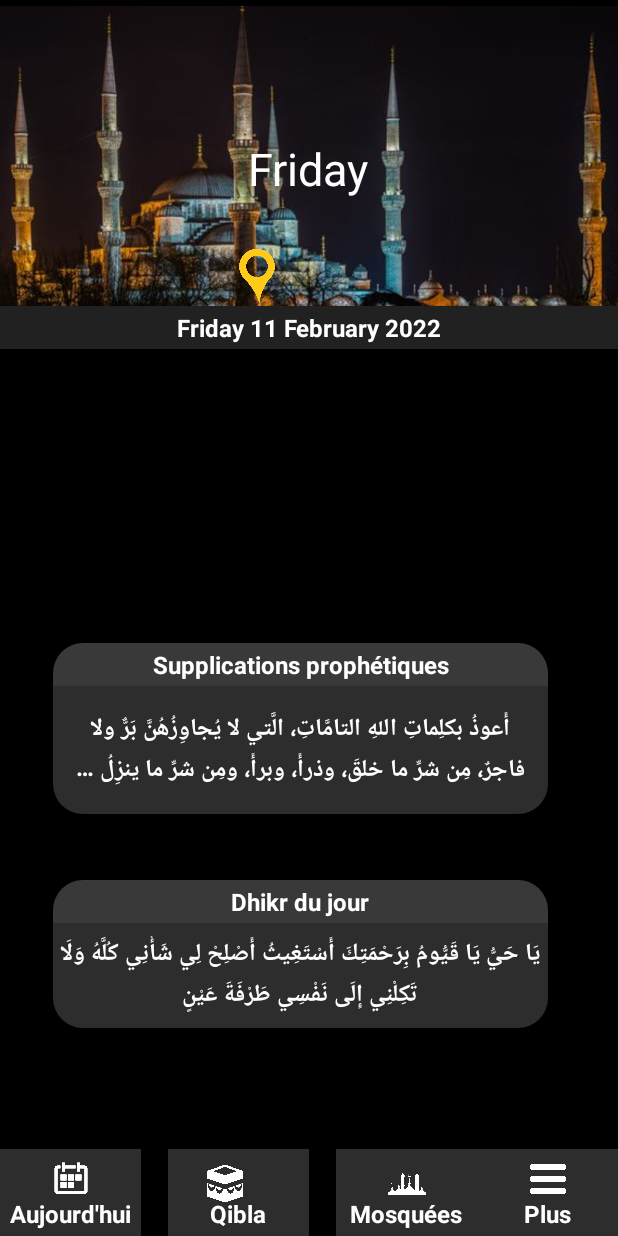
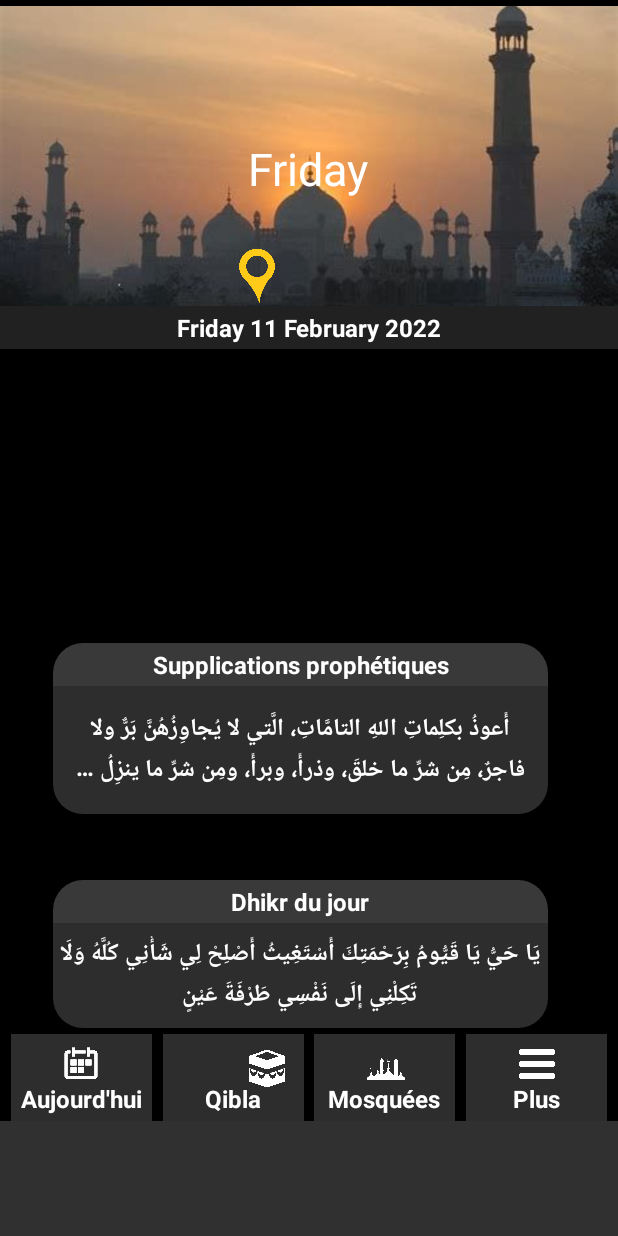
Before and after one commit to darken11/EpfcChucknorris, an Android app: the screen it shows after launch (MainFirstActivity), on a phone screen of 412 x 824 dp. Run offline under Robolectric (Android 15) with nearby library versions, the phone set to English and light mode, and no system bars.

Commit message:
add images and date

```diff
--- a/MyRdaApplication/app/build.gradle
+++ b/MyRdaApplication/app/build.gradle
@@ -37,6 +37,7 @@ dependencies {
     implementation 'androidx.appcompat:appcompat:1.4.1'
     implementation 'com.google.android.material:material:1.5.0'
     implementation 'androidx.constraintlayout:constraintlayout:2.1.3'
+    implementation'com.android.support.constraint:constraint-layout:1.0.2'
     testImplementation 'junit:junit:4.+'
     androidTestImplementation 'androidx.test.ext:junit:1.1.3'
     androidTestImplementation 'androidx.test.espresso:espresso-core:3.4.0'
--- a/MyRdaApplication/app/src/main/java/eu/epfc/myrdaapplication/MainFirstActivity.kt
+++ b/MyRdaApplication/app/src/main/java/eu/epfc/myrdaapplication/MainFirstActivity.kt
@@ -10,11 +10,12 @@ import android.net.Uri
 import android.os.Bundle
 import android.view.View
 import android.widget.ImageView
+import android.widget.ScrollView
 import android.widget.TextView
 import androidx.appcompat.app.AppCompatActivity
+import androidx.constraintlayout.widget.ConstraintLayout
 import androidx.core.app.ActivityCompat
 import androidx.core.content.ContextCompat
-
 import org.json.JSONObject
 import java.lang.ref.WeakReference
 import java.text.SimpleDateFormat
@@ -26,24 +27,38 @@ import kotlin.random.Random
 
 class MainFirstActivity : AppCompatActivity(), LocationListener {
     lateinit var fillerPhrases: List<String>
-    lateinit var generateDhikr: String
+    lateinit var prayForPhrases: List<String>
+
     lateinit var dhikrBody: TextView
-    lateinit var prayForPhrases: List<String>
-    lateinit var generatePrayFor: String
     lateinit var prayOfBody: TextView
     lateinit var btnToday: TextView
     lateinit var btnQibla: TextView
     lateinit var btnPoints: TextView
     lateinit var btnMosque: TextView
     lateinit var texteVImage: TextView
+    lateinit var labelDate: TextView
+    lateinit var localisationText: TextView
+
     lateinit var currentDate: String
-    lateinit var labelDate: TextView
+    lateinit var generatePrayFor: String
+    lateinit var generateDhikr: String
+
+    lateinit var  imageMore: ImageView
+    lateinit var imageQibla: ImageView
+    lateinit var imageMosque: ImageView
+    lateinit var imageCalendar: ImageView
+    lateinit var dhikrId:ImageView
+
     var lon: Double = 0.0
     var lat: Double = 0.0
+
+    lateinit var scroll_wrapper: ScrollView
+   lateinit var progress:ConstraintLayout
     private lateinit var locationManager: LocationManager
     private lateinit var tvGpsLocation: String
     private val locationPermissionCode = 2
-    lateinit var localisationText: TextView
+
+    lateinit var context: Context
 
     val dateFormatter: DateTimeFormatter = DateTimeFormatter.ofPattern("dd-MM-uuuu")
     override fun onCreate(savedInstanceState: Bundle?) {
@@ -51,19 +66,19 @@ class MainFirstActivity : AppCompatActivity(), LocationListener {
         //set by default the Orientation to Portrait screen and don't lets user change it with rotate
         requestedOrientation = ActivityInfo.SCREEN_ORIENTATION_PORTRAIT;
         setContentView(R.layout.activity_first_main)
-        val context: Context = this
+        context = this
 
-        val imageMore: ImageView = findViewById(R.id.imageMore)
+        imageMore = findViewById(R.id.imageMore)
         btnPoints = findViewById(R.id.btn_points)
         btnPoints.setBackgroundColor(ContextCompat.getColor(context, R.color.gris))
-        val imageQibla: ImageView = findViewById(R.id.imageQibla)
+        imageQibla = findViewById(R.id.imageQibla)
         btnQibla = findViewById(R.id.btn_qibla)
         btnQibla.setBackgroundColor(ContextCompat.getColor(context, R.color.gris))
-        val imageMosque: ImageView = findViewById(R.id.imageMosque)
+        imageMosque = findViewById(R.id.imageMosque)
         btnMosque = findViewById(R.id.btn_mosque)
         btnMosque.setBackgroundColor(ContextCompat.getColor(context, R.color.gris))
 
-        val imageCalendar: ImageView = findViewById(R.id.imageCalendar)
+        imageCalendar = findViewById(R.id.imageCalendar)
         btnToday = findViewById(R.id.btn_today)
         btnToday.setBackgroundColor(ContextCompat.getColor(context, R.color.gris))
 
@@ -172,6 +187,11 @@ class MainFirstActivity : AppCompatActivity(), LocationListener {
         //normal date
         currentDate =
             java.text.SimpleDateFormat("EEEE dd MMMM yyyy", Locale.getDefault()).format(Date())
+        //get current time
+        val simpleDateFormat = SimpleDateFormat("HH:mm:ss z")
+        val currentDateAndTime: String = simpleDateFormat.format(Date())
+
+
         val dayOfWeek: String = SimpleDateFormat("EEEE", Locale.getDefault()).format(Date())
 
         labelDate.text = currentDate
@@ -183,11 +203,33 @@ class MainFirstActivity : AppCompatActivity(), LocationListener {
         btnMosque.setOnClickListener {
             showMap()
         }
+        scroll_wrapper=findViewById(R.id.scroll_wrapper)
+        //this function is for to apply scrollY for the element scroll_wrapper
+        scroll_wrapper.setOnScrollChangeListener { v, scrollX, scrollY, oldScrollX, oldScrollY ->
+           scroll_wrapper.getChildAt(0).height-scroll_wrapper.height
+
+        }
+        val planetImageName = "sunset_one"
+
+        // the file names are always lower case
+
+        // get the resource ID of the image file from its name
+        var resourceId = resources.getIdentifier(planetImageName, "drawable",
+            packageName)
+        // if there is no image for that planet
+        if (resourceId == 0) {
+            // get the resource from the generic_planet image
+            resourceId = resources.getIdentifier("midday_five", "drawable",
+                packageName)
+        }
+        dhikrId=findViewById(R.id.dhikrId)
+        dhikrId.setImageResource(resourceId)
 
     }
 
 
     private fun getLocation() {
+
         locationManager = getSystemService(Context.LOCATION_SERVICE) as LocationManager
         if ((ContextCompat.checkSelfPermission(
                 this,
@@ -366,5 +408,9 @@ class MainFirstActivity : AppCompatActivity(), LocationListener {
 
     }
 
+    override fun onProviderEnabled(provider: String) {}
 
+    override fun onProviderDisabled(provider: String) {}
+
+    override fun onStatusChanged(provider: String?, status: Int, extras: Bundle?) {}
 }
--- a/MyRdaApplication/app/src/main/res/layout/activity_first_main.xml
+++ b/MyRdaApplication/app/src/main/res/layout/activity_first_main.xml
@@ -1,13 +1,22 @@
 <?xml version="1.0" encoding="utf-8"?>
-<androidx.constraintlayout.widget.ConstraintLayout xmlns:android="http://schemas.android.com/apk/res/android"
+<ScrollView xmlns:android="http://schemas.android.com/apk/res/android"
     xmlns:app="http://schemas.android.com/apk/res-auto"
     xmlns:tools="http://schemas.android.com/tools"
+
+    android:layout_width="match_parent"
+    android:layout_height="match_parent"
+    android:id="@+id/scroll_wrapper"
+    android:scrollbarSize="2dp"
+    tools:ignore="UselessParent"
+    tools:context=".MainFirstActivity">
+
+    <androidx.constraintlayout.widget.ConstraintLayout
         android:id="@+id/main_misbahati"
         android:layout_width="match_parent"
-    android:layout_height="match_parent"
+        android:layout_height="wrap_content"
+        android:orientation="vertical"
         android:background="@color/black"
-    android:orientation="vertical">
-
+>
 
     <ImageView
         android:id="@+id/dhikrId"
@@ -16,7 +25,7 @@
         android:layout_marginTop="4dp"
         android:contentDescription="@string/todo"
         android:scaleType="centerCrop"
-        android:src="@drawable/image_mosq"
+        android:src="@drawable/midday_four"
         app:layout_constraintEnd_toEndOf="parent"
         app:layout_constraintHorizontal_bias="0.0"
         app:layout_constraintStart_toStartOf="parent"
@@ -26,8 +35,6 @@
         android:id="@+id/textVImage"
         android:layout_width="wrap_content"
         android:layout_height="wrap_content"
-        android:layout_centerHorizontal="true"
-        android:layout_centerVertical="true"
         android:layout_marginTop="92dp"
         android:text=""
         android:textColor="@color/white"
@@ -90,7 +97,6 @@
         android:layout_marginStart="16dp"
         android:layout_marginTop="196dp"
         android:layout_marginEnd="16dp"
-        android:layout_weight="0.05"
         android:background="@drawable/corner_ronder_up"
         android:padding="3dp"
         android:shadowRadius="50"
@@ -153,7 +159,6 @@
         android:shadowRadius="50"
         android:text=""
         android:textColor="@color/white"
-        app:layout_constraintBottom_toBottomOf="parent"
         app:layout_constraintEnd_toEndOf="parent"
         app:layout_constraintHorizontal_bias="0.387"
         app:layout_constraintStart_toStartOf="parent"
@@ -161,59 +166,65 @@
         app:layout_constraintVertical_bias="0.0"
         tools:ignore="SpeakableTextPresentCheck" />
 
+
+
             <TextView
                 android:id="@+id/btn_today"
                 style="@style/TitleFontFirst"
                 android:layout_width="94dp"
                 android:layout_height="58dp"
+                android:layout_marginTop="4dp"
                 android:paddingTop="28dp"
                 android:text="@string/today"
                 android:textColor="@color/white"
-        app:layout_constraintBottom_toBottomOf="parent"
+                app:layout_constraintEnd_toStartOf="@id/btn_qibla"
                 app:layout_constraintStart_toStartOf="parent"
-        app:layout_constraintTop_toBottomOf="@+id/dhikrBody"
-        app:layout_constraintVertical_bias="1.0" />
+                app:layout_constraintTop_toBottomOf="@id/dhikrBody"
+                tools:ignore="NotSibling" />
 
             <TextView
                 android:id="@+id/btn_qibla"
                 style="@style/TitleFontFirst"
                 android:layout_width="94dp"
                 android:layout_height="58dp"
+                android:layout_marginTop="4dp"
+
                 android:paddingTop="28dp"
                 android:text="@string/qibla"
                 android:textColor="@color/white"
-        app:layout_constraintBottom_toBottomOf="parent"
-        app:layout_constraintEnd_toStartOf="@+id/btn_mosque"
-        app:layout_constraintStart_toEndOf="@+id/btn_today"
-        app:layout_constraintTop_toBottomOf="@+id/dhikrBody"
-        app:layout_constraintVertical_bias="1.0" />
+                app:layout_constraintEnd_toStartOf="@id/btn_mosque"
+                app:layout_constraintStart_toEndOf="@id/btn_today"
+                app:layout_constraintTop_toBottomOf="@id/dhikrBody"
+                tools:ignore="NotSibling" />
 
             <TextView
                 android:id="@+id/btn_mosque"
                 style="@style/TitleFontFirst"
                 android:layout_width="94dp"
                 android:layout_height="58dp"
-        android:onClick="showMap"
+                android:layout_marginTop="4dp"
                 android:paddingTop="28dp"
                 android:text="@string/mosque"
                 android:textColor="@color/white"
-        app:layout_constraintBottom_toBottomOf="parent"
-        app:layout_constraintEnd_toStartOf="@+id/btn_points"
-        app:layout_constraintTop_toBottomOf="@+id/dhikrBody"
-        app:layout_constraintVertical_bias="1.0" />
+                app:layout_constraintEnd_toStartOf="@id/btn_points"
+                app:layout_constraintStart_toEndOf="@+id/btn_qibla"
+                app:layout_constraintTop_toBottomOf="@id/dhikrBody"
+                tools:ignore="NotSibling" />
 
             <TextView
                 android:id="@+id/btn_points"
                 style="@style/TitleFontFirst"
                 android:layout_width="94dp"
                 android:layout_height="58dp"
+                android:layout_marginTop="4dp"
                 android:paddingTop="28dp"
                 android:text="@string/points"
                 android:textColor="@color/white"
-        app:layout_constraintBottom_toBottomOf="parent"
                 app:layout_constraintEnd_toEndOf="parent"
-        app:layout_constraintTop_toBottomOf="@+id/dhikrBody"
-        app:layout_constraintVertical_bias="1.0" />
+                app:layout_constraintStart_toEndOf="@+id/btn_mosque"
+                app:layout_constraintTop_toBottomOf="@id/dhikrBody"
+                app:layout_constraintVertical_bias="0.0"
+                tools:ignore="NotSibling" />
 
             <ImageView
                 android:id="@+id/imageCalendar"
@@ -221,9 +232,10 @@
                 android:layout_height="24dp"
                 android:layout_marginTop="8dp"
                 android:layout_marginBottom="8dp"
+                android:contentDescription="TODO"
                 app:layout_constraintBottom_toBottomOf="@+id/btn_today"
+
                 app:layout_constraintEnd_toEndOf="@+id/btn_today"
-
                 app:layout_constraintHorizontal_bias="0.5"
                 app:layout_constraintStart_toStartOf="@+id/btn_today"
                 app:layout_constraintTop_toTopOf="@+id/btn_today"
@@ -236,9 +248,10 @@
                 android:layout_height="30dp"
                 android:layout_marginTop="8dp"
                 android:layout_marginBottom="8dp"
+                android:contentDescription="TODO"
                 app:layout_constraintBottom_toBottomOf="@+id/btn_qibla"
                 app:layout_constraintEnd_toEndOf="@+id/btn_qibla"
-        app:layout_constraintHorizontal_bias="0.500"
+                app:layout_constraintHorizontal_bias="0.846"
                 app:layout_constraintStart_toEndOf="@+id/btn_today"
                 app:layout_constraintTop_toTopOf="@+id/btn_qibla"
                 app:layout_constraintVertical_bias="0.0"
@@ -250,12 +263,11 @@
                 android:layout_height="30dp"
                 android:layout_marginTop="8dp"
                 android:layout_marginBottom="8dp"
-        app:layout_constraintBottom_toBottomOf="parent"
+                android:contentDescription="TODO"
                 app:layout_constraintEnd_toEndOf="@+id/btn_mosque"
                 app:layout_constraintHorizontal_bias="0.507"
                 app:layout_constraintStart_toStartOf="@+id/btn_mosque"
                 app:layout_constraintTop_toTopOf="@+id/btn_mosque"
-
                 app:layout_constraintVertical_bias="0.0"
                 app:srcCompat="@mipmap/mos" />
 
@@ -265,24 +277,13 @@
                 android:layout_height="24dp"
                 android:layout_marginTop="8dp"
                 android:layout_marginBottom="8dp"
+                android:contentDescription="TODO"
                 app:layout_constraintBottom_toBottomOf="@+id/btn_points"
                 app:layout_constraintEnd_toEndOf="@+id/btn_points"
                 app:layout_constraintStart_toStartOf="@+id/btn_points"
                 app:layout_constraintTop_toTopOf="@+id/btn_points"
                 app:layout_constraintVertical_bias="0.0"
+                app:srcCompat="@mipmap/bar" />
+        </androidx.constraintlayout.widget.ConstraintLayout>
 
-        app:srcCompat="@mipmap/bar" />
-
-
-    <!--        <DatePicker-->
-    <!--            android:id="@+id/dateOfBirthInput"-->
-    <!--            android:inputType="text|date"-->
-    <!--            android:layout_width="130dp"-->
-    <!--            android:layout_height="20dp"-->
-    <!--            android:datePickerMode="spinner"-->
-    <!--            android:calendarViewShown="false"-->
-    <!--            android:layout_gravity="center_horizontal"-->
-    <!--            />-->
-
-
-</androidx.constraintlayout.widget.ConstraintLayout>
+    </ScrollView>
--- a/MyRdaApplication/app/src/main/res/layout/pray_of.xml
+++ b/MyRdaApplication/app/src/main/res/layout/pray_of.xml
@@ -6,24 +6,27 @@
     android:layout_height="match_parent"
 
     tools:context=".MainActivity">
+
     <ScrollView
         android:id="@+id/scroll_wrapper"
         android:layout_width="match_parent"
         android:layout_height="match_parent"
         android:scrollbarSize="0dp"
         tools:ignore="UselessParent">
+
         <LinearLayout
             android:layout_width="match_parent"
             android:layout_height="wrap_content"
             android:layout_gravity="center"
             android:orientation="vertical">
+
             <TextView
                 android:id="@+id/prayOfView"
                 style="@style/TitleFont"
                 android:layout_width="match_parent"
                 android:layout_height="wrap_content"
+                android:background="@drawable/corner_full_ronded"
                 android:padding="20dp"
-                android:background="@drawable/corner_full_ronded"
                 android:shadowRadius="50"
                 android:text=""
                 android:textAlignment="center"
@@ -31,7 +34,9 @@
                 android:textSize="36sp"
 
                 tools:ignore="RtlSymmetry" />
+
         </LinearLayout>
     </ScrollView>
 
+
 </RelativeLayout>
```
Also changed, not shown: MyRdaApplication/app/src/main/res/drawable/midday_five.jpg (added), MyRdaApplication/app/src/main/res/drawable/midday_four.jpg (added), MyRdaApplication/app/src/main/res/drawable/midday_one.jpg (added), MyRdaApplication/app/src/main/res/drawable/midday_six.jpg (added), MyRdaApplication/app/src/main/res/drawable/midday_three.jpg (added), MyRdaApplication/app/src/main/res/drawable/midday_two.jpg (added), MyRdaApplication/app/src/main/res/drawable/night_one.jpg (added), MyRdaApplication/app/src/main/res/drawable/night_three.jpg (renamed from MyRdaApplication/app/src/main/res/drawable/image_mosq.jpg), MyRdaApplication/app/src/main/res/drawable/night_two.jpg (added), MyRdaApplication/app/src/main/res/drawable/sunrise_one.jpg (added), MyRdaApplication/app/src/main/res/drawable/sunrise_two.jpg (added), MyRdaApplication/app/src/main/res/drawable/sunset_one.jpg (added), MyRdaApplication/app/src/main/res/drawable/sunset_three.jpg (added), MyRdaApplication/app/src/main/res/drawable/sunset_two.jpg (added). Lines whose indentation alone changed are shown as unchanged.
